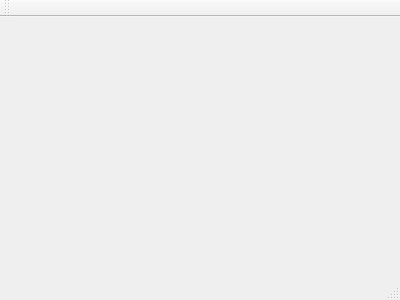
Old version of the form Qt/test2/mainwindow.ui in the repository xzlxiao/Learning.
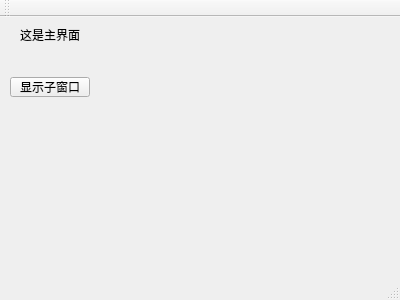
New version of the form.

```diff
--- a/Qt/test2/mainwindow.ui
+++ b/Qt/test2/mainwindow.ui
@@ -12,13 +12,55 @@
   <property name="windowTitle" >
    <string>MainWindow</string>
   </property>
-  <widget class="QMenuBar" name="menuBar" />
-  <widget class="QToolBar" name="mainToolBar" />
-  <widget class="QWidget" name="centralWidget" />
-  <widget class="QStatusBar" name="statusBar" />
+  <widget class="QWidget" name="centralWidget">
+   <widget class="QLabel" name="label">
+    <property name="geometry">
+     <rect>
+      <x>20</x>
+      <y>10</y>
+      <width>71</width>
+      <height>16</height>
+     </rect>
+    </property>
+    <property name="text">
+     <string>这是主界面</string>
+    </property>
+   </widget>
+   <widget class="QPushButton" name="showChildButton">
+    <property name="geometry">
+     <rect>
+      <x>10</x>
+      <y>60</y>
+      <width>80</width>
+      <height>20</height>
+     </rect>
+    </property>
+    <property name="text">
+     <string>显示子窗口</string>
+    </property>
+   </widget>
+  </widget>
+  <widget class="QMenuBar" name="menuBar">
+   <property name="geometry">
+    <rect>
+     <x>0</x>
+     <y>0</y>
+     <width>400</width>
+     <height>22</height>
+    </rect>
+   </property>
+  </widget>
+  <widget class="QToolBar" name="mainToolBar">
+   <attribute name="toolBarArea">
+    <enum>TopToolBarArea</enum>
+   </attribute>
+   <attribute name="toolBarBreak">
+    <bool>false</bool>
+   </attribute>
+  </widget>
+  <widget class="QStatusBar" name="statusBar"/>
  </widget>
- <layoutDefault spacing="6" margin="11" />
- <pixmapfunction></pixmapfunction>
+ <layoutdefault spacing="6" margin="11"/>
  <resources/>
  <connections/>
 </ui>
```
Left out of the diff: 7 changed lines with no effect on the pictures.
